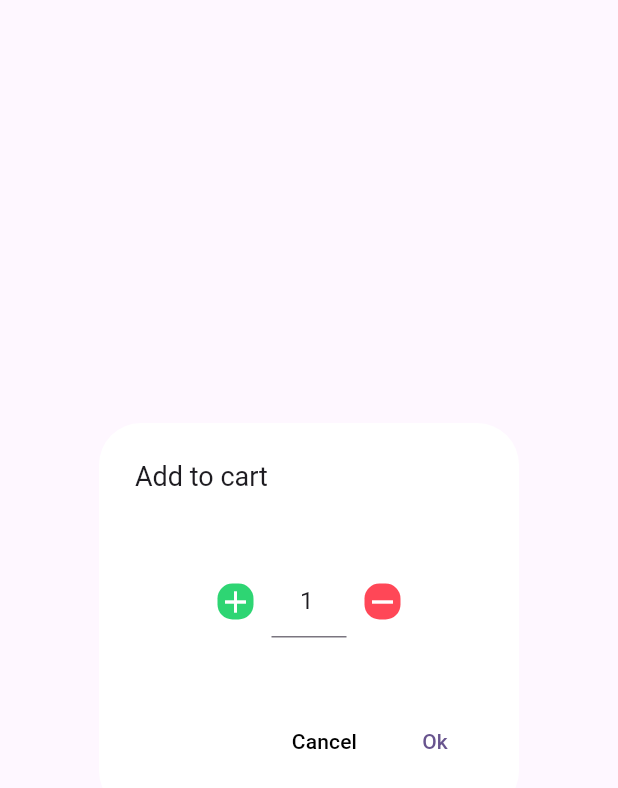
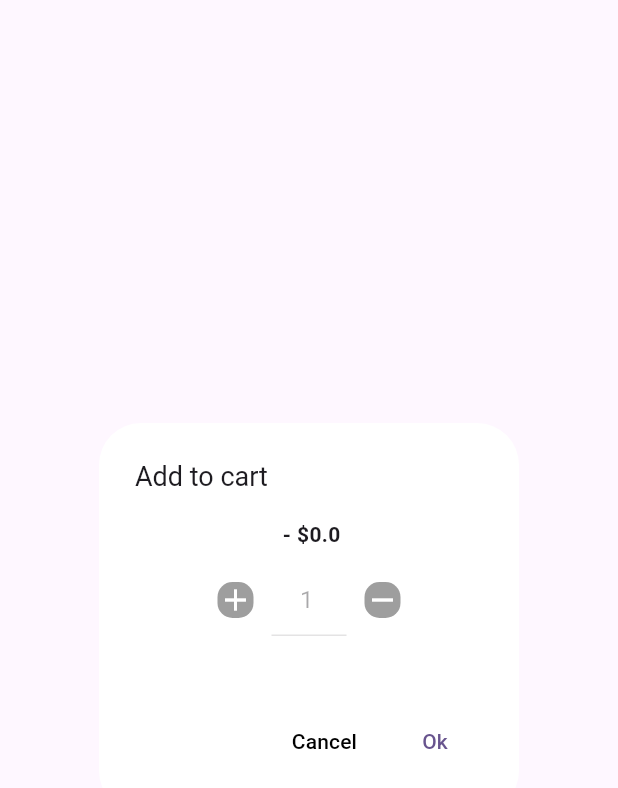
Before and after one commit to exfarnanda1945/cart-sm, a Flutter app: the AddToCartDialog widget shown alone on an empty page, opened directly with empty values, after a tap on the "add" icon, on a phone screen of 412 x 824 dp. Shown: the top 788 px of the screen. Run offline on Flutter 3.47's test engine with Material 3 defaults, Android fonts, the phone set to English and light mode, and no system bars; our stand-ins replace equatable, flutter_riverpod, go_router, riverpod_annotation; generated files the repository leaves out were written again; network calls fail.

Commit message:
add to cart detail product

```diff
--- a/lib/screen/detail-product/add-to-cart-dialog.dart
+++ b/lib/screen/detail-product/add-to-cart-dialog.dart
@@ -16,9 +16,9 @@ class AddToCartDialog extends ConsumerWidget {
 
   @override
   Widget build(BuildContext context, WidgetRef ref) {
-    final cartCounter = ref.watch(countCartProviderProvider);
-    TextEditingController countController =
-        TextEditingController(text: cartCounter.toString());
+    final countCartProvider = ref.watch(countCartProviderProvider);
+    final TextEditingController countController =
+        TextEditingController(text: countCartProvider.toString());
 
     return AlertDialog(
       title: const Text(
@@ -31,7 +31,7 @@ class AddToCartDialog extends ConsumerWidget {
         child: Column(
           children: [
             Text(
-              product.title,
+              "${product.title} - \$${product.price * countCartProvider}",
               textAlign: TextAlign.center,
               style: const TextStyle(fontWeight: FontWeight.w600),
             ),
@@ -43,13 +43,18 @@ class AddToCartDialog extends ConsumerWidget {
               children: [
                 IconButton(
                     onPressed: () {
-                      ref.read(countCartProviderProvider.notifier).increment();
+                      ref
+                          .read(countCartProviderProvider.notifier)
+                          .increment(product.count);
                     },
                     icon: Container(
-                        decoration: const BoxDecoration(
-                            color: Color(0xff2ed573),
+                        decoration: BoxDecoration(
+                            color: product.count <=
+                                    ref.watch(countCartProviderProvider)
+                                ? Colors.grey
+                                : const Color(0xff2ed573),
                             borderRadius:
-                                BorderRadius.all(Radius.circular(10))),
+                                const BorderRadius.all(Radius.circular(10))),
                         child: const Icon(
                           Icons.add,
                           size: 24,
@@ -62,6 +67,7 @@ class AddToCartDialog extends ConsumerWidget {
                     controller: countController,
                     keyboardType: TextInputType.number,
                     textAlign: TextAlign.center,
+                    enabled: false,
                   ),
                 ),
                 IconButton(
@@ -69,10 +75,12 @@ class AddToCartDialog extends ConsumerWidget {
                       ref.read(countCartProviderProvider.notifier).decrement();
                     },
                     icon: Container(
-                        decoration: const BoxDecoration(
-                            color: Color(0xffff4757),
+                        decoration: BoxDecoration(
+                            color: ref.watch(countCartProviderProvider) > 1
+                                ? const Color(0xffff4757)
+                                : Colors.grey,
                             borderRadius:
-                                BorderRadius.all(Radius.circular(10))),
+                                const BorderRadius.all(Radius.circular(10))),
                         child: const Icon(
                           Icons.remove,
                           size: 24,
--- a/lib/screen/detail-product/detail-product.dart
+++ b/lib/screen/detail-product/detail-product.dart
@@ -1,3 +1,4 @@
+import 'package:cart_sm/model/cart.dart';
 import 'package:cart_sm/model/product.dart';
 import 'package:cart_sm/screen/cart/cart-provider.dart';
 import 'package:cart_sm/screen/detail-product/add-to-cart-dialog.dart';
@@ -13,9 +14,6 @@ class DetailProduct extends ConsumerWidget {
   @override
   Widget build(BuildContext context, WidgetRef ref) {
     final GlobalKey<ScaffoldState> scaffoldKey = GlobalKey<ScaffoldState>();
-    final countCart = ref.watch(cartProviderProvider);
-
-    print(countCart);
 
     return Scaffold(
       key: scaffoldKey,
@@ -32,7 +30,7 @@ class DetailProduct extends ConsumerWidget {
           Padding(
             padding: const EdgeInsets.only(right: 16),
             child: Badge.count(
-                count: countCart.length,
+                count: ref.watch(cartProviderProvider).length,
                 child: IconButton(
                   onPressed: () {
                     context.pushNamed("cart");
```
